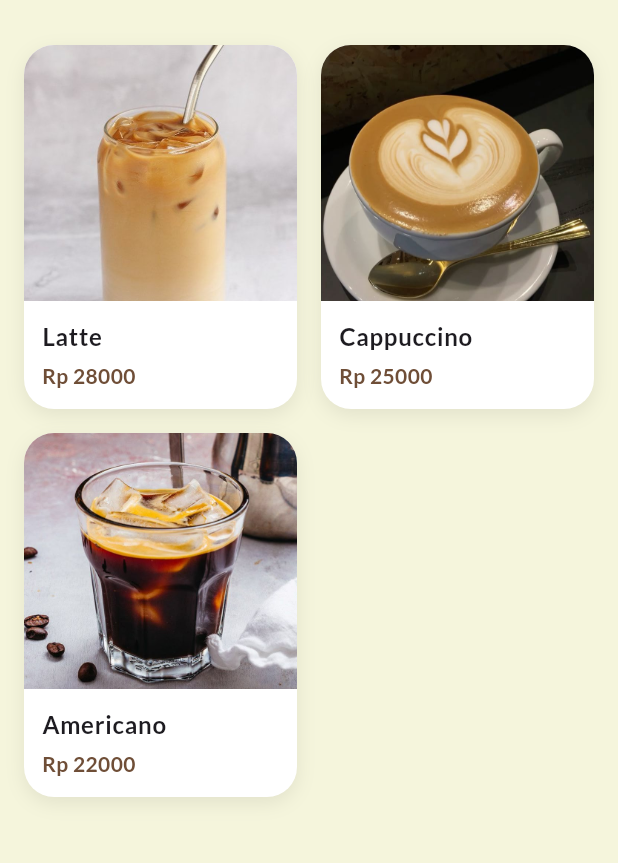
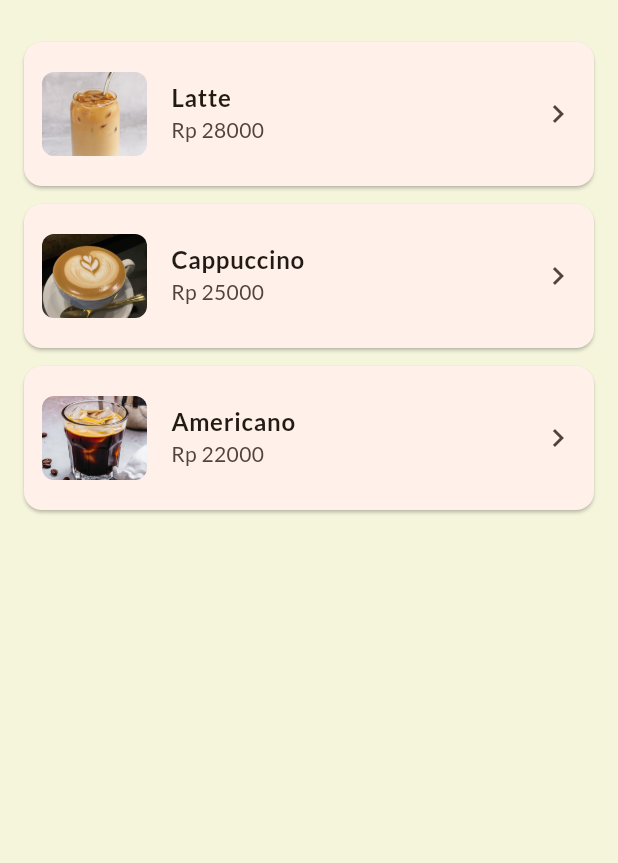
Before and after one commit to AmelanovDestyawanda/home-coffee, a Flutter app: the MenuScreen screen opened directly, after a tap on "Coffee", on a phone screen of 412 x 824 dp, the part 63-926 px from its top. Run offline on Flutter 3.47's test engine with Material 3 defaults, Android fonts, the light colour scheme and no system bars; our stand-ins replace google_fonts, lottie; network calls fail.

Commit message:
ubah ui cart & list menu

```diff
--- a/lib/data/bestseller_dummy.dart
+++ b/lib/data/bestseller_dummy.dart
@@ -2,8 +2,7 @@ final List<Map<String, dynamic>> bestSeller = [
   {
     'id': 'c2',
     'name': 'Cappuccino',
-    // ===== PERBAIKAN DI SINI =====
-    'price': 25000, // Tanda kutip dihapus
+    'price': 25000,
     'image': 'assets/images/cappucino.jpg',
   },
   {
@@ -21,8 +20,7 @@ final List<Map<String, dynamic>> bestSeller = [
   {
     'id': 'f3',
     'name': 'Muffin',
-    // ===== PERBAIKAN DI SINI =====
-    'price': 15000, // Tanda kutip dihapus
+    'price': 15000,
     'image': 'assets/images/muffin.jpg',
   }
 ];
--- a/lib/data/food_dummy.dart
+++ b/lib/data/food_dummy.dart
@@ -5,8 +5,7 @@ import 'package:home/models/product.dart';
 class FoodProduct extends Product {
   // 'image' sudah ada di class Product, jadi tidak perlu ditulis ulang.
   // Constructor di bawah ini sudah diperbaiki agar sesuai dengan parent class.
-  FoodProduct(String id, String name, double price, String image)
-      : super(id, name, price, image);
+  FoodProduct(super.id, super.name, super.price, super.image);
 
   @override
   String getCategory() => "Food";
--- a/lib/data/rekomendasi_dummy.dart
+++ b/lib/data/rekomendasi_dummy.dart
@@ -17,8 +17,6 @@ final List<Map<String, dynamic>> rekomendasi = [
     'price': 22000,
     'image': 'assets/images/icedcoffe.jpg',
   },
-  // ===== PERBAIKAN DI SINI =====
-  // Mengganti 'Donut' dengan 'Latte' karena gambar donut.jpg tidak ada.
   {
     'id': 'c3',
     'name': 'Latte',
--- a/lib/models/coffee.dart
+++ b/lib/models/coffee.dart
@@ -1,24 +1,27 @@
-import 'package:home/models/product.dart';
+// lib/models/coffee.dart
+
+import 'product.dart';
 
 class Coffee extends Product {
-  String _size;
-  String _image;
-
-  Coffee(String id, String name, double price, this._size, this._image)
-      : super(id, name, price, _image);
-
-  String get size => _size;
-  @override
-  String get image => _image;
-
-  set size(String value) {
-    if (value.isNotEmpty) _size = value;
-  }
-
-  set image(String value) {
-    if (value.isNotEmpty) _image = value;
-  }
+  // Constructor
+  Coffee({
+    required String id,
+    required String name,
+    required double price,
+    required String image,
+  }) : super(id, name, price, image);
 
   @override
   String getCategory() => "Coffee";
+
+  // Factory constructor untuk membuat objek Coffee dari Map
+  factory Coffee.fromMap(Map<String, dynamic> data) {
+    return Coffee(
+      id: data['id'],
+      name: data['name'],
+      // Konversi ke double dengan aman
+      price: (data['price'] as num).toDouble(),
+      image: data['image'],
+    );
+  }
 }
--- a/lib/models/food.dart
+++ b/lib/models/food.dart
@@ -1,24 +1,27 @@
+// lib/models/food.dart
+
 import 'product.dart';
 
 class Food extends Product {
-  String _type;
-  String _image;
-
-  Food(String id, String name, double price, this._type, this._image)
-      : super(id, name, price, _image);
-
-  String get type => _type;
-  @override
-  String get image => _image;
-
-  set type(String value) {
-    if (value.isNotEmpty) _type = value;
-  }
-
-  set image(String value) {
-    if (value.isNotEmpty) _image = value;
-  }
+  // Constructor
+  Food({
+    required String id,
+    required String name,
+    required double price,
+    required String image,
+  }) : super(id, name, price, image);
 
   @override
   String getCategory() => "Food";
+
+  // Factory constructor untuk membuat objek Food dari Map
+  factory Food.fromMap(Map<String, dynamic> data) {
+    return Food(
+      id: data['id'],
+      name: data['name'],
+      // Konversi ke double dengan aman
+      price: (data['price'] as num).toDouble(),
+      image: data['image'],
+    );
+  }
 }
--- a/lib/screens/home_screen.dart
+++ b/lib/screens/home_screen.dart
@@ -56,7 +56,7 @@ class _HomeScreenState extends State<HomeScreen> {
 
   void _onSearchChanged() {
     final query = _searchController.text.toLowerCase();
-    setState(() {
+  setState(() {
       if (query.isEmpty) {
         _searchResults = [];
       } else {
@@ -166,6 +166,7 @@ class _HomeScreenState extends State<HomeScreen> {
                 context,
                 MaterialPageRoute(
                   builder: (_) => HomeDetailScreen(
+                    product: product,
                     name: product.name,
                     price: product.price.toInt(),
                     image: product.image,
@@ -203,6 +204,7 @@ class _HomeScreenState extends State<HomeScreen> {
           context,
           MaterialPageRoute(
             builder: (_) => HomeDetailScreen(
+              product: item,
               name: item.name,
               price: item.price.toInt(),
               image: item.image,
--- a/lib/screens/menu_list_screen.dart
+++ b/lib/screens/menu_list_screen.dart
@@ -1,5 +1,5 @@
 import 'package:flutter/material.dart';
-import 'package:home/screens/detail_screen.dart';
+import 'package:home/screens/detail_screen.dart'; // Tetap menggunakan DetailScreen-mu
 import '../models/product.dart';
 
 class MenuListScreen extends StatelessWidget {
@@ -17,103 +17,63 @@ class MenuListScreen extends StatelessWidget {
     return Scaffold(
       appBar: AppBar(
         title: Text(title),
-        // Menggunakan warna AppBar yang konsisten dengan tema
-        backgroundColor: Theme.of(context).colorScheme.background,
-        foregroundColor: Theme.of(context).colorScheme.primary,
       ),
-      body: GridView.builder(
-        padding: const EdgeInsets.all(16.0),
-        gridDelegate: const SliverGridDelegateWithFixedCrossAxisCount(
-          crossAxisCount: 2, // 2 kolom
-          crossAxisSpacing: 16.0,
-          mainAxisSpacing: 16.0,
-          childAspectRatio: 0.75, // Mengatur rasio kartu agar lebih tinggi
-        ),
+      // ===== PERUBAHAN UTAMA DI SINI =====
+      // Mengganti GridView.builder menjadi ListView.builder
+      body: ListView.builder(
+        padding: const EdgeInsets.all(8), // Padding agar tidak terlalu mepet
         itemCount: products.length,
         itemBuilder: (context, index) {
           final product = products[index];
-          return _buildProductGridCard(context, product);
+
+          // Menggunakan ListTile untuk tampilan daftar vertikal yang rapi
+          return Card(
+            margin: const EdgeInsets.symmetric(horizontal: 8, vertical: 6),
+            shape: RoundedRectangleBorder(
+              borderRadius: BorderRadius.circular(12),
+            ),
+            child: ListTile(
+              contentPadding: const EdgeInsets.all(12),
+              // Gambar produk di sebelah kiri
+              leading: Hero(
+                tag: 'list_${product.id}', // Tag Hero agar animasi tetap jalan
+                child: ClipRRect(
+                  borderRadius: BorderRadius.circular(8.0),
+                  child: Image.asset(
+                    product.image,
+                    width: 70,
+                    height: 70,
+                    fit: BoxFit.cover,
+                    errorBuilder: (context, error, stackTrace) {
+                      return const Icon(Icons.broken_image, size: 70, color: Colors.grey);
+                    },
+                  ),
+                ),
+              ),
+              // Nama dan harga
+              title: Text(
+                product.name,
+                style: const TextStyle(fontWeight: FontWeight.bold),
+              ),
+              subtitle: Text("Rp ${product.price.toInt()}"),
+              // Ikon panah di sebelah kanan
+              trailing: const Icon(Icons.chevron_right),
+              onTap: () {
+                // Navigasi tetap ke DetailScreen-mu
+                Navigator.push(
+                  context,
+                  MaterialPageRoute(
+                    builder: (context) => DetailScreen(
+                      product: product,
+                      heroTag: 'list_${product.id}', // Mengirim tag yang unik
+                    ),
+                  ),
+                );
+              },
+            ),
+          );
         },
       ),
     );
   }
-
-  // WIDGET BARU UNTUK KARTU PRODUK DI GRID
-  Widget _buildProductGridCard(BuildContext context, Product product) {
-    // Ambil path gambar dari produk
-    String imagePath = "assets/images/amer.jpg"; // Default image
-    if (product.image.isNotEmpty) {
-      imagePath = product.image!;
-    }
-
-    return GestureDetector(
-      onTap: () {
-        Navigator.push(
-          context,
-          MaterialPageRoute(
-            builder: (context) => DetailScreen(product: product, heroTag: Object(),),
-          ),
-        );
-      },
-      child: Container(
-        decoration: BoxDecoration(
-          color: Colors.white,
-          borderRadius: BorderRadius.circular(20),
-          boxShadow: [
-            BoxShadow(
-              color: Colors.black.withOpacity(0.08),
-              blurRadius: 10,
-              offset: const Offset(0, 4),
-            ),
-          ],
-        ),
-        child: Column(
-          crossAxisAlignment: CrossAxisAlignment.start,
-          children: [
-            // Gambar Produk dengan Hero Animation
-            Expanded(
-              child: Hero(
-                tag: product.id, // Tag untuk animasi Hero
-                child: ClipRRect(
-                  borderRadius: const BorderRadius.vertical(top: Radius.circular(20)),
-                  child: Image.asset(
-                    imagePath,
-                    width: double.infinity,
-                    fit: BoxFit.cover,
-                    // Tambahkan error builder jika gambar tidak ditemukan
-                    errorBuilder: (context, error, stackTrace) {
-                      return const Icon(Icons.coffee, size: 50, color: Colors.grey);
-                    },
-                  ),
-                ),
-              ),
-            ),
-            // Detail Produk
-            Padding(
-              padding: const EdgeInsets.all(12),
-              child: Column(
-                crossAxisAlignment: CrossAxisAlignment.start,
-                children: [
-                  Text(
-                    product.name,
-                    style: Theme.of(context).textTheme.bodyLarge?.copyWith(fontWeight: FontWeight.bold),
-                    maxLines: 1,
-                    overflow: TextOverflow.ellipsis,
-                  ),
-                  const SizedBox(height: 4),
-                  Text(
-                    "Rp ${product.price.toInt()}",
-                    style: Theme.of(context).textTheme.bodyMedium?.copyWith(
-                          color: Theme.of(context).colorScheme.primary,
-                          fontWeight: FontWeight.w600,
-                        ),
-                  ),
-                ],
-              ),
-            ),
-          ],
-        ),
-      ),
-    );
-  }
 }
--- a/lib/screens/menu_screen.dart
+++ b/lib/screens/menu_screen.dart
@@ -1,19 +1,23 @@
+// lib/screens/menu_screen.dart
+
+import 'package:flutter/material.dart';
 import 'package:home/data/coffe_dummy.dart';
 import 'package:home/data/food_dummy.dart';
-import 'package:flutter/material.dart';
-import '../models/product.dart';
-import 'menu_list_screen.dart';
+import 'package:home/models/product.dart';
+// Import MenuListScreen yang sudah kamu buat
+import 'package:home/screens/menu_list_screen.dart';
 
 class MenuScreen extends StatelessWidget {
   const MenuScreen({super.key});
 
   @override
   Widget build(BuildContext context) {
+    // Data untuk kategori
     final categories = [
       {
         "title": "Coffee",
         "icon": Icons.coffee,
-        "color": Colors.brown,
+        "color": Theme.of(context).colorScheme.primary,
         "products": coffeeMenu,
       },
       {
@@ -25,11 +29,15 @@ class MenuScreen extends StatelessWidget {
     ];
 
     return Scaffold(
+      // AppBar agar tampilan lebih rapi
       appBar: AppBar(
-        title: const Text("Home Coffee Menu"),
-        backgroundColor: Colors.brown,
+        title: const Text("Pilih Kategori Menu"),
+        elevation: 0,
+        backgroundColor: Theme.of(context).scaffoldBackgroundColor,
+        foregroundColor: Theme.of(context).colorScheme.primary,
         centerTitle: true,
       ),
+      // GridView untuk menampilkan 2 pilihan kategori
       body: GridView.builder(
         padding: const EdgeInsets.all(16),
         gridDelegate: const SliverGridDelegateWithFixedCrossAxisCount(
@@ -43,44 +51,39 @@ class MenuScreen extends StatelessWidget {
           final category = categories[index];
           return GestureDetector(
             onTap: () {
+              // INI BAGIAN PENTINGNYA
+              // Saat kategori diklik, kita panggil MenuListScreen punyamu
               Navigator.push(
                 context,
                 MaterialPageRoute(
                   builder: (_) => MenuListScreen(
                     title: category["title"] as String,
+                    // Mengirim daftar produk yang sesuai ke screen selanjutnya
                     products: category["products"] as List<Product>,
                   ),
                 ),
               );
             },
+            // Desain kartu kategori
             child: Container(
               decoration: BoxDecoration(
-                // ignore: deprecated_member_use
-                color: (category["color"] as Color).withOpacity(0.15),
+                color: (category["color"] as Color).withOpacity(0.1),
                 borderRadius: BorderRadius.circular(20),
-                boxShadow: [
-                  BoxShadow(
-                    color: Colors.black12,
-                    blurRadius: 6,
-                    offset: const Offset(0, 4),
-                  ),
-                ],
               ),
               child: Column(
                 mainAxisAlignment: MainAxisAlignment.center,
                 children: [
                   Icon(
                     category["icon"] as IconData,
-                    size: 60,
+                    size: 50,
                     color: category["color"] as Color,
                   ),
                   const SizedBox(height: 12),
                   Text(
                     category["title"] as String,
-                    style: const TextStyle(
-                      fontSize: 18,
-                      fontWeight: FontWeight.bold,
-                    ),
+                    style: Theme.of(context).textTheme.titleLarge?.copyWith(
+                          fontWeight: FontWeight.bold,
+                        ),
                   ),
                 ],
               ),
```
Also changed, not shown: lib/data/coffe_dummy.dart (+1 -6 lines), lib/models/product.dart (+19 -1 lines), lib/screens/home_detail_screen.dart (+110 -19 lines).
